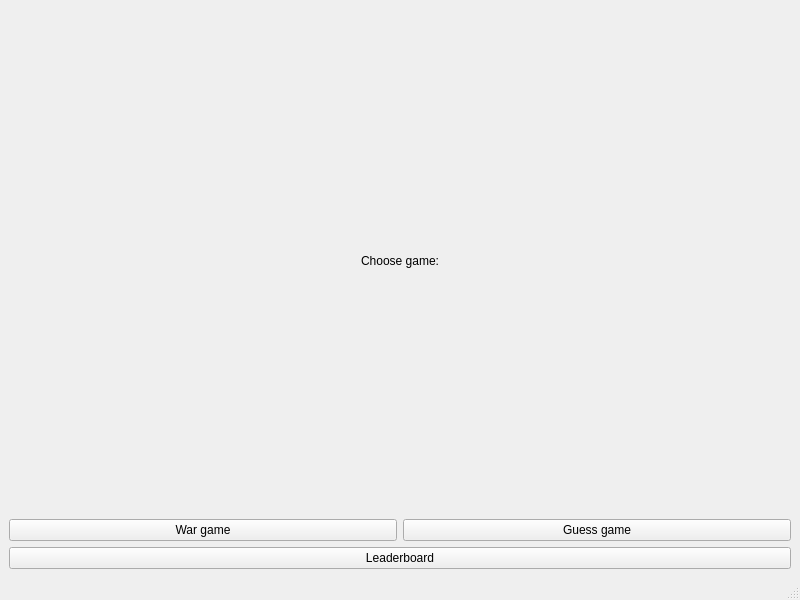
First picture: the form in MATFWars/mainwindow.ui, repository Divljo31/MATFWars, before the edit.
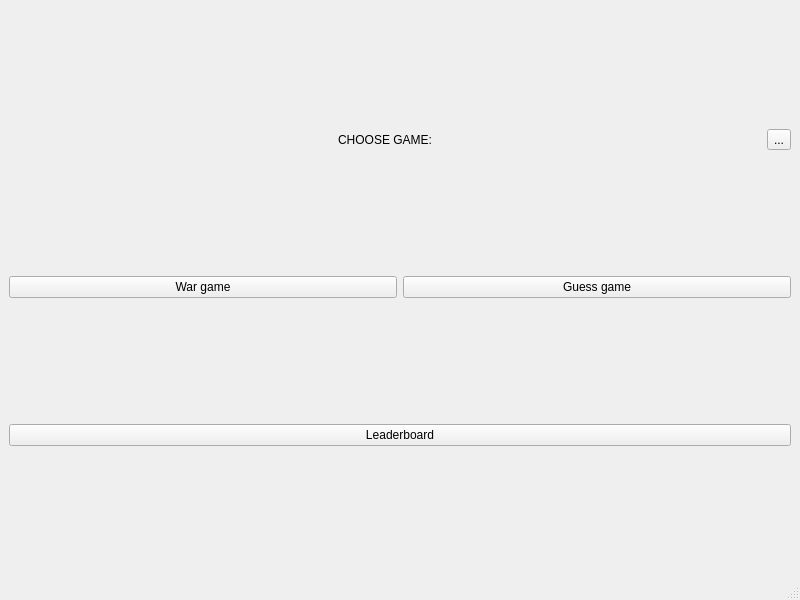
Second picture: the form after the edit.

The edit to the form file:
```diff
--- a/MATFWars/mainwindow.ui
+++ b/MATFWars/mainwindow.ui
@@ -16,14 +16,25 @@
   <widget class="QWidget" name="centralwidget">
    <layout class="QVBoxLayout" name="verticalLayout_2">
     <item>
-     <widget class="QLabel" name="label">
+     <layout class="QHBoxLayout" name="horizontalLayout_3">
+      <item>
+       <widget class="QLabel" name="choose_label">
       <property name="text">
-       <string>Choose game:</string>
+         <string>CHOOSE GAME:</string>
       </property>
       <property name="alignment">
        <set>Qt::AlignCenter</set>
       </property>
      </widget>
+      </item>
+      <item>
+       <widget class="QToolButton" name="tool_button">
+        <property name="text">
+         <string>...</string>
+        </property>
+       </widget>
+      </item>
+     </layout>
     </item>
     <item>
      <layout class="QHBoxLayout" name="horizontalLayout">
```
Lines whose indentation alone changed are shown as unchanged.
